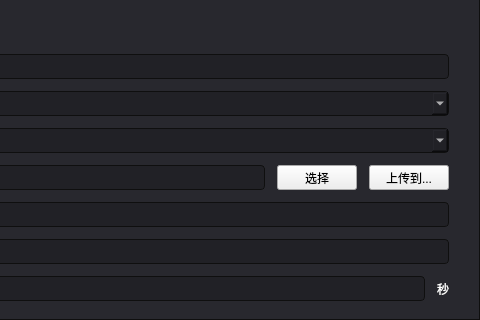
The window that dialogs/recordingwindow.ui (Type3limit/ScreenRecorder) describes before a commit, drawn with Qt 5; both pictures show x 258 to 738 and y 245 to 565 of the 738 by 565 pixel window.
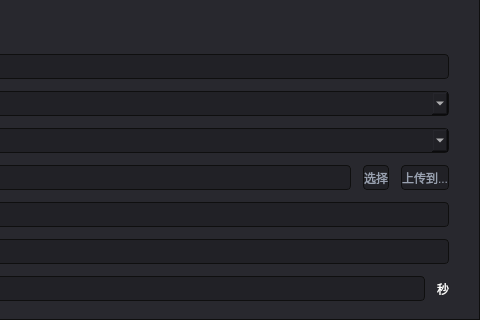
The same window after the commit. Icons and pictures are not drawn. Custom widgets are drawn as their Qt base class.

```diff
--- a/dialogs/recordingwindow.ui
+++ b/dialogs/recordingwindow.ui
@@ -1064,6 +1064,27 @@
                 <height>16777215</height>
                </size>
               </property>
+              <property name="styleSheet">
+               <string notr="true">QPushButton
+{
+  selection-background-color: #40404A;
+  selection-color: #3B3B41;
+  color: #99A1B0;
+  height:24px;
+  background-color: #212126;
+  border-style: solid;
+  border: 1px solid #0F0F0F;
+  border-radius: 4;
+  padding: 1px 0px 1px 2px;
+  font-size: 12px;
+  font-family:Microsoft YaHei UI;
+  padding-left:0px;
+}
+QPushButton:hover
+{
+ background-color: #2F2F34;
+}</string>
+              </property>
               <property name="text">
                <string>选择</string>
               </property>
@@ -1077,6 +1098,27 @@
                 <height>16777215</height>
                </size>
               </property>
+              <property name="styleSheet">
+               <string notr="true">QPushButton
+{
+  selection-background-color: #40404A;
+  selection-color: #3B3B41;
+  color: #99A1B0;
+  height:24px;
+  background-color: #212126;
+  border-style: solid;
+  border: 1px solid #0F0F0F;
+  border-radius: 4;
+  padding: 1px 0px 1px 2px;
+  font-size: 12px;
+  font-family:Microsoft YaHei UI;
+  padding-left:0px;
+}
+QPushButton:hover
+{
+ background-color: #2F2F34;
+}</string>
+              </property>
               <property name="text">
                <string>上传到...</string>
               </property>
```
